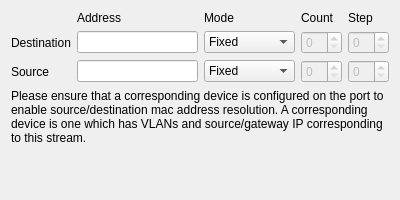
Above: common/mac.ui from pstavirs/ostinato before the change. Below: the same form after it.
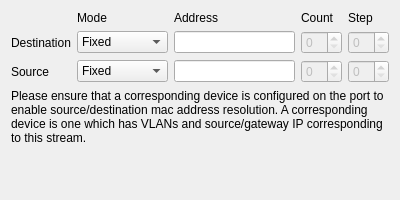
That is the form after the change. Custom widgets are drawn as their Qt base class.

Commit message:
HostDev: Change default mac mode to resolve
Note - this will cause regressions in current API scripts if fixed was
assumed as default. Fix is to explicitly specify fixed

What changed in the file:
```diff
--- a/common/mac.ui
+++ b/common/mac.ui
@@ -15,19 +15,19 @@
   </property>
   <layout class="QGridLayout">
    <item row="0" column="1">
-    <widget class="QLabel" name="label_6">
-     <property name="text">
-      <string>Address</string>
-     </property>
-    </widget>
-   </item>
-   <item row="0" column="2">
     <widget class="QLabel" name="label_2">
      <property name="text">
       <string>Mode</string>
      </property>
     </widget>
    </item>
+   <item row="0" column="2">
+    <widget class="QLabel" name="label_6">
+     <property name="text">
+      <string>Address</string>
+     </property>
+    </widget>
+   </item>
    <item row="0" column="3">
     <widget class="QLabel" name="label_4">
      <property name="text">
@@ -50,6 +50,30 @@
     </widget>
    </item>
    <item row="1" column="1">
+    <widget class="QComboBox" name="cmbDstMacMode">
+     <item>
+      <property name="text">
+       <string>Fixed</string>
+      </property>
+     </item>
+     <item>
+      <property name="text">
+       <string>Increment</string>
+      </property>
+     </item>
+     <item>
+      <property name="text">
+       <string>Decrement</string>
+      </property>
+     </item>
+     <item>
+      <property name="text">
+       <string>Resolve</string>
+      </property>
+     </item>
+    </widget>
+   </item>
+   <item row="1" column="2">
     <widget class="MacEdit" name="leDstMac">
      <property name="minimumSize">
       <size>
@@ -59,30 +83,6 @@
      </property>
     </widget>
    </item>
-   <item row="1" column="2">
-    <widget class="QComboBox" name="cmbDstMacMode">
-     <item>
-      <property name="text">
-       <string>Fixed</string>
-      </property>
-     </item>
-     <item>
-      <property name="text">
-       <string>Increment</string>
-      </property>
-     </item>
-     <item>
-      <property name="text">
-       <string>Decrement</string>
-      </property>
-     </item>
-     <item>
-      <property name="text">
-       <string>Resolve</string>
-      </property>
-     </item>
-    </widget>
-   </item>
    <item row="1" column="3">
     <widget class="IntEdit" name="leDstMacCount">
      <property name="enabled">
@@ -105,9 +105,6 @@
     </widget>
    </item>
    <item row="2" column="1">
-    <widget class="MacEdit" name="leSrcMac"/>
-   </item>
-   <item row="2" column="2">
     <widget class="QComboBox" name="cmbSrcMacMode">
      <item>
       <property name="text">
@@ -131,6 +128,9 @@
      </item>
     </widget>
    </item>
+   <item row="2" column="2">
+    <widget class="MacEdit" name="leSrcMac"/>
+   </item>
    <item row="2" column="3">
     <widget class="IntEdit" name="leSrcMacCount">
      <property name="enabled">
```
The commit also changes 1 other file.
